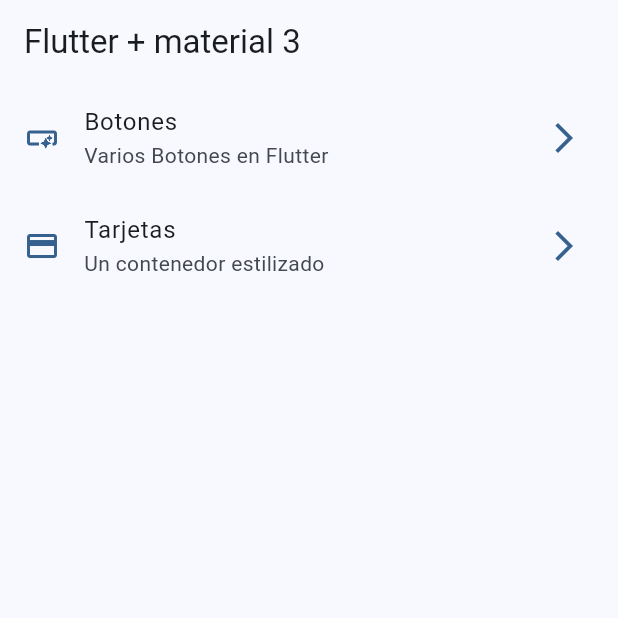
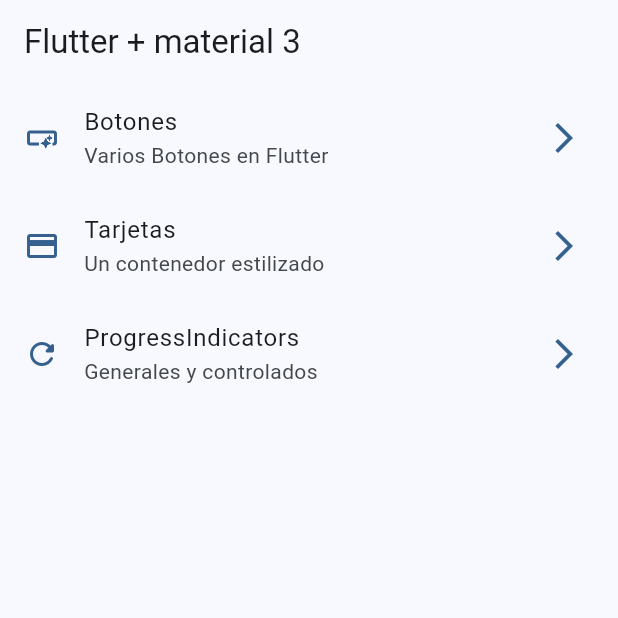
Before and after one commit to GiselaIvette/widgets_app, a Flutter app: the screen it shows after launch, on a phone screen of 412 x 824 dp, the top half of it. Run offline on Flutter 3.47's test engine with Material 3 defaults, Android fonts, the phone set to English and light mode, and no system bars; our stand-ins replace go_router.

Commit message:
progreess indicators terminado

```diff
--- a/lib/config/menu/menu_ithem.dart
+++ b/lib/config/menu/menu_ithem.dart
@@ -30,6 +30,13 @@ MenuIthem(
   icon: Icons.credit_card
   ),
 
+  MenuIthem(
+  title: 'ProgressIndicators',
+  subTitle: 'Generales y controlados ',
+  link: '/progress',
+  icon: Icons.refresh_rounded
+  ),
+
 
 
 ];
--- a/lib/config/router/app_router.dart
+++ b/lib/config/router/app_router.dart
@@ -25,4 +25,12 @@ final appRouter = GoRouter(routes: [
     name: CardsScreen.name,
     builder: (context, state) => CardsScreen(),
   ),
+
+
+  GoRoute(
+    //pantalla para progressindivcators
+    path: '/progress',
+    name: ProgressScreen.name,
+    builder: (context, state) => ProgressScreen(),
+  ),
 ]);
```
Also changed, not shown: lib/presentation/screens/progress/progress_screen.dart (+69 -1 lines).
